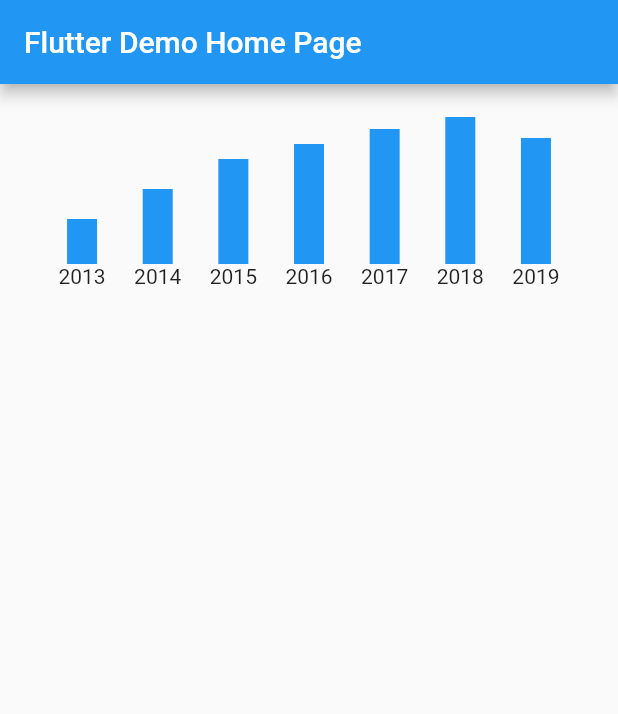
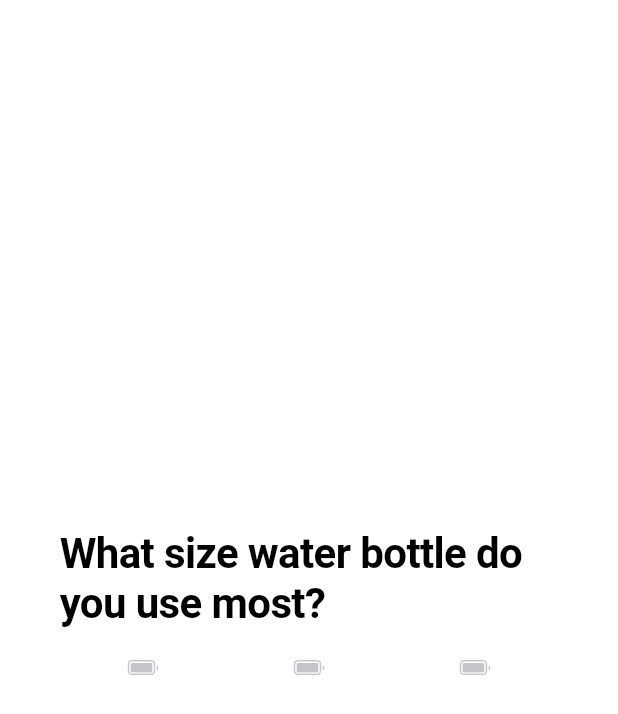
Before and after one commit to philalem/hydration_tracker, a Flutter app: the screen it shows after launch, on a phone screen of 412 x 824 dp. Shown: the top 714 px of the screen. Run offline on Flutter 3.47's test engine with Material 2 defaults, Android fonts, the phone set to English and light mode, and no system bars; our stand-ins replace simple_animations.

Commit message:
added the first question

```diff
--- /dev/null
+++ b/lib/initialQuestions.dart
@@ -0,0 +1,50 @@
+import 'package:flutter/cupertino.dart';
+import 'package:flutter/material.dart';
+
+class InitialQuestions extends StatefulWidget {
+  InitialQuestions();
+
+  @override
+  _InitialQuestionsState createState() => _InitialQuestionsState();
+}
+
+class _InitialQuestionsState extends State<InitialQuestions> {
+  @override
+  Widget build(BuildContext context) {
+    return CupertinoPageScaffold(
+      child: SafeArea(
+        child: Container(
+          padding: EdgeInsets.symmetric(horizontal: 40),
+          child: Column(
+            mainAxisAlignment: MainAxisAlignment.center,
+            children: <Widget>[
+              Text(
+                'What size water bottle do you use most?',
+                style: TextStyle(fontSize: 28, fontWeight: FontWeight.bold),
+              ),
+              Row(
+                children: <Widget>[
+                  Expanded(
+                    child: CupertinoButton(
+                      child: Icon(CupertinoIcons.battery_full),
+                    ),
+                  ),
+                  Expanded(
+                    child: CupertinoButton(
+                      child: Icon(CupertinoIcons.battery_full),
+                    ),
+                  ),
+                  Expanded(
+                    child: CupertinoButton(
+                      child: Icon(CupertinoIcons.battery_full),
+                    ),
+                  ),
+                ],
+              )
+            ],
+          ),
+        ),
+      ),
+    );
+  }
+}
--- a/lib/main.dart
+++ b/lib/main.dart
@@ -1,4 +1,6 @@
+import 'package:flutter/cupertino.dart';
 import 'package:flutter/material.dart';
+import 'package:hydration_tracker/initialQuestions.dart';
 import 'package:simple_animations/simple_animations.dart';
 
 void main() {
@@ -8,13 +10,12 @@ void main() {
 class MyApp extends StatelessWidget {
   @override
   Widget build(BuildContext context) {
-    return MaterialApp(
+    return CupertinoApp(
       title: 'Flutter Demo',
-      theme: ThemeData(
-        primarySwatch: Colors.blue,
-        visualDensity: VisualDensity.adaptivePlatformDensity,
+      theme: CupertinoThemeData(
+        primaryColor: Colors.blue,
       ),
-      home: MyHomePage(title: 'Flutter Demo Home Page'),
+      home: InitialQuestions(),
     );
   }
 }
@@ -31,8 +32,8 @@ class _MyHomePageState extends State<MyHomePage> {
   @override
   Widget build(BuildContext context) {
     return Scaffold(
-      appBar: AppBar(
-        title: Text(widget.title),
+      appBar: CupertinoNavigationBar(
+        middle: Text(widget.title),
       ),
       body: Padding(
         padding: const EdgeInsets.all(20.0),
```
